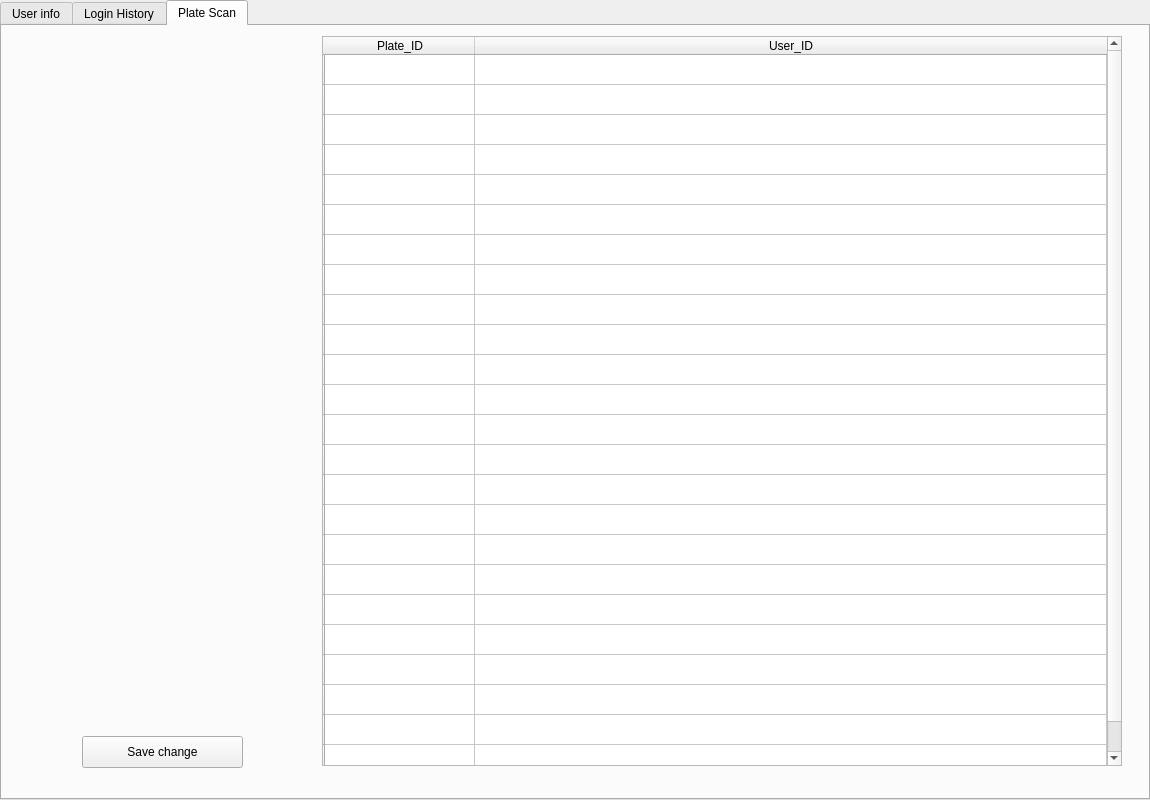
Qt form Project_Folder/Project_Space/Concentrate_Advance.ui (Joel-HsienChi/-----) before a commit.
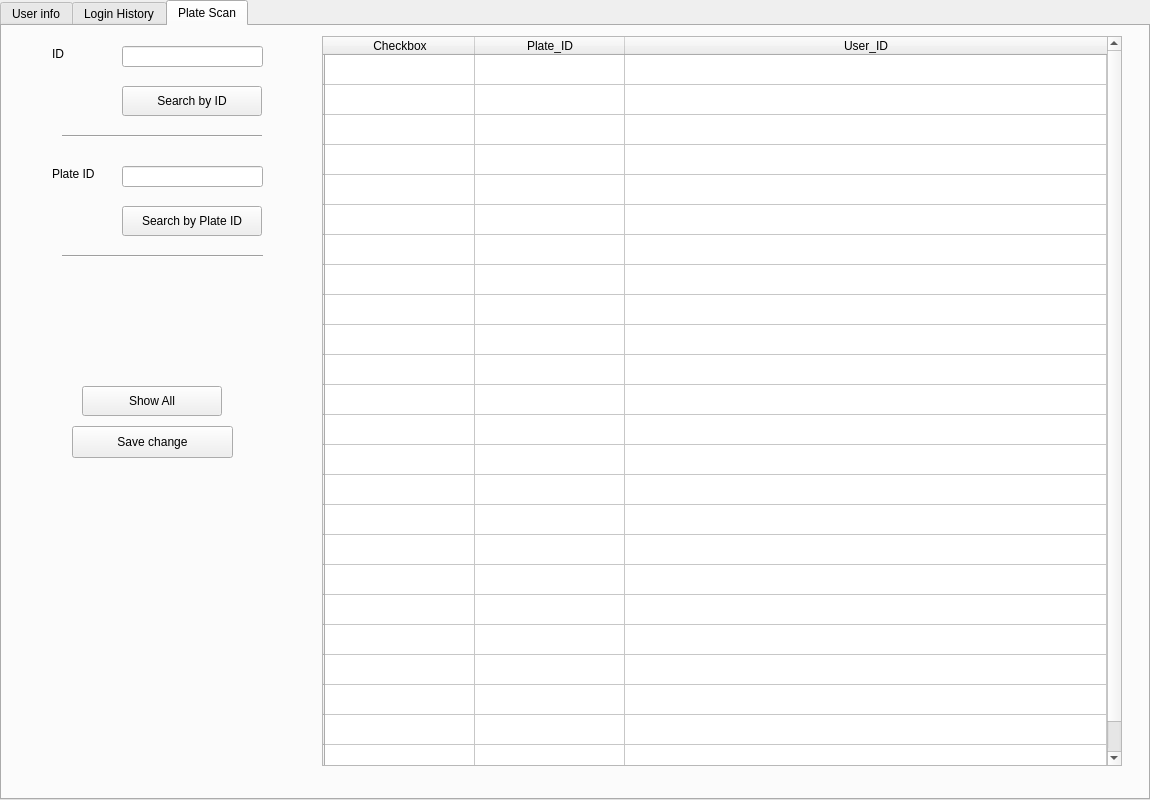
The same form after that commit. The open tabs and pages were chosen to show the change.

Commit message: modified:   Project_Folder/Project_Space/Concentrate_Advance.py 	modified:   Project_Folder/Project_Space/Concentrate_Advance.ui 	modified:   Project_Folder/Project_Space/Login_Main.py 	modified:   Project_Folder/Project_Space/Project.db 	modified:   Project_Folder/Project_Space/__pycache__/Function.cpython-39.pyc 	modified:   Project_Folder/Project_Space/convert.txt

```diff
--- a/Project_Folder/Project_Space/Concentrate_Advance.ui
+++ b/Project_Folder/Project_Space/Concentrate_Advance.ui
@@ -1029,6 +1029,11 @@
       <string/>
      </property>
     </row>
+    <column>
+     <property name="text">
+      <string>Checkbox</string>
+     </property>
+    </column>
     <column>
      <property name="text">
       <string>Plate_ID</string>
@@ -1039,29 +1044,188 @@
       <string>User_ID</string>
      </property>
     </column>
-    <item row="0" column="0">
+    <item row="0" column="1">
      <property name="text">
       <string/>
      </property>
     </item>
    </widget>
-   <widget class="QPushButton" name="Save_change_button_2">
+   <widget class="QPushButton" name="Save_change_button_Plate_Info">
+    <property name="geometry">
+     <rect>
+      <x>70</x>
+      <y>400</y>
+      <width>161</width>
+      <height>32</height>
+     </rect>
+    </property>
+    <property name="minimumSize">
+     <size>
+      <width>161</width>
+      <height>32</height>
+     </size>
+    </property>
+    <property name="text">
+     <string>Save change</string>
+    </property>
+   </widget>
+   <widget class="QPushButton" name="Show_all_button_Plate_Info">
     <property name="geometry">
      <rect>
       <x>80</x>
-      <y>710</y>
-      <width>161</width>
-      <height>32</height>
+      <y>360</y>
+      <width>140</width>
+      <height>30</height>
      </rect>
     </property>
     <property name="minimumSize">
      <size>
-      <width>161</width>
-      <height>32</height>
+      <width>140</width>
+      <height>30</height>
      </size>
     </property>
     <property name="text">
-     <string>Save change</string>
+     <string>Show All</string>
+    </property>
+   </widget>
+   <widget class="QLabel" name="Plate_ID_label_Plate_Info">
+    <property name="geometry">
+     <rect>
+      <x>50</x>
+      <y>140</y>
+      <width>61</width>
+      <height>16</height>
+     </rect>
+    </property>
+    <property name="minimumSize">
+     <size>
+      <width>61</width>
+      <height>16</height>
+     </size>
+    </property>
+    <property name="text">
+     <string>Plate ID</string>
+    </property>
+   </widget>
+   <widget class="QPushButton" name="ID_search_button_Plate_Info">
+    <property name="geometry">
+     <rect>
+      <x>120</x>
+      <y>60</y>
+      <width>140</width>
+      <height>30</height>
+     </rect>
+    </property>
+    <property name="minimumSize">
+     <size>
+      <width>0</width>
+      <height>0</height>
+     </size>
+    </property>
+    <property name="text">
+     <string>Search by ID</string>
+    </property>
+   </widget>
+   <widget class="QPushButton" name="Plate_ID_search_button_Plate_Info">
+    <property name="geometry">
+     <rect>
+      <x>120</x>
+      <y>180</y>
+      <width>140</width>
+      <height>30</height>
+     </rect>
+    </property>
+    <property name="minimumSize">
+     <size>
+      <width>140</width>
+      <height>30</height>
+     </size>
+    </property>
+    <property name="text">
+     <string>Search by Plate ID</string>
+    </property>
+   </widget>
+   <widget class="QLabel" name="ID_label_Plate_Info">
+    <property name="geometry">
+     <rect>
+      <x>50</x>
+      <y>20</y>
+      <width>61</width>
+      <height>16</height>
+     </rect>
+    </property>
+    <property name="minimumSize">
+     <size>
+      <width>61</width>
+      <height>16</height>
+     </size>
+    </property>
+    <property name="text">
+     <string>ID</string>
+    </property>
+   </widget>
+   <widget class="Line" name="line_9">
+    <property name="geometry">
+     <rect>
+      <x>60</x>
+      <y>220</y>
+      <width>201</width>
+      <height>20</height>
+     </rect>
+    </property>
+    <property name="orientation">
+     <enum>Qt::Horizontal</enum>
+    </property>
+   </widget>
+   <widget class="QLineEdit" name="ID_input_Plate_Info">
+    <property name="geometry">
+     <rect>
+      <x>120</x>
+      <y>20</y>
+      <width>141</width>
+      <height>21</height>
+     </rect>
+    </property>
+    <property name="minimumSize">
+     <size>
+      <width>141</width>
+      <height>21</height>
+     </size>
+    </property>
+    <property name="text">
+     <string/>
+    </property>
+   </widget>
+   <widget class="Line" name="line_10">
+    <property name="geometry">
+     <rect>
+      <x>60</x>
+      <y>100</y>
+      <width>200</width>
+      <height>20</height>
+     </rect>
+    </property>
+    <property name="orientation">
+     <enum>Qt::Horizontal</enum>
+    </property>
+   </widget>
+   <widget class="QLineEdit" name="Plate_ID_input_Plate_Info">
+    <property name="geometry">
+     <rect>
+      <x>120</x>
+      <y>140</y>
+      <width>141</width>
+      <height>21</height>
+     </rect>
+    </property>
+    <property name="minimumSize">
+     <size>
+      <width>141</width>
+      <height>21</height>
+     </size>
+    </property>
+    <property name="text">
+     <string/>
     </property>
    </widget>
   </widget>
```
Left out of the diff: 2 changed lines with no effect on the pictures. The commit also changes 5 other files.
